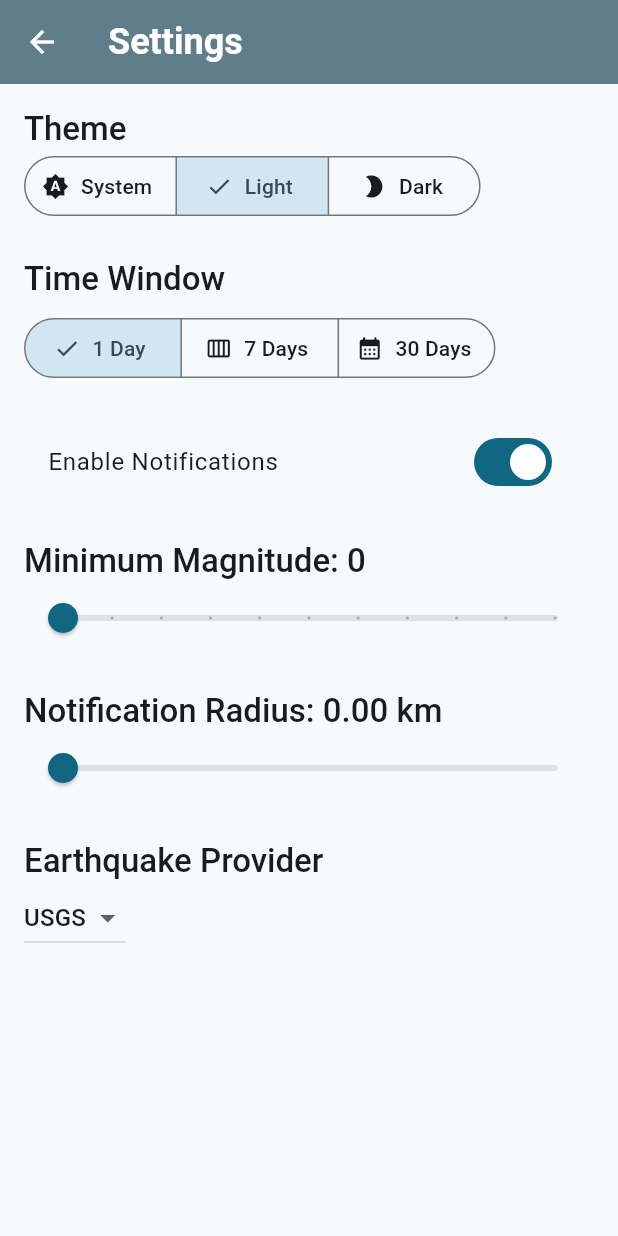
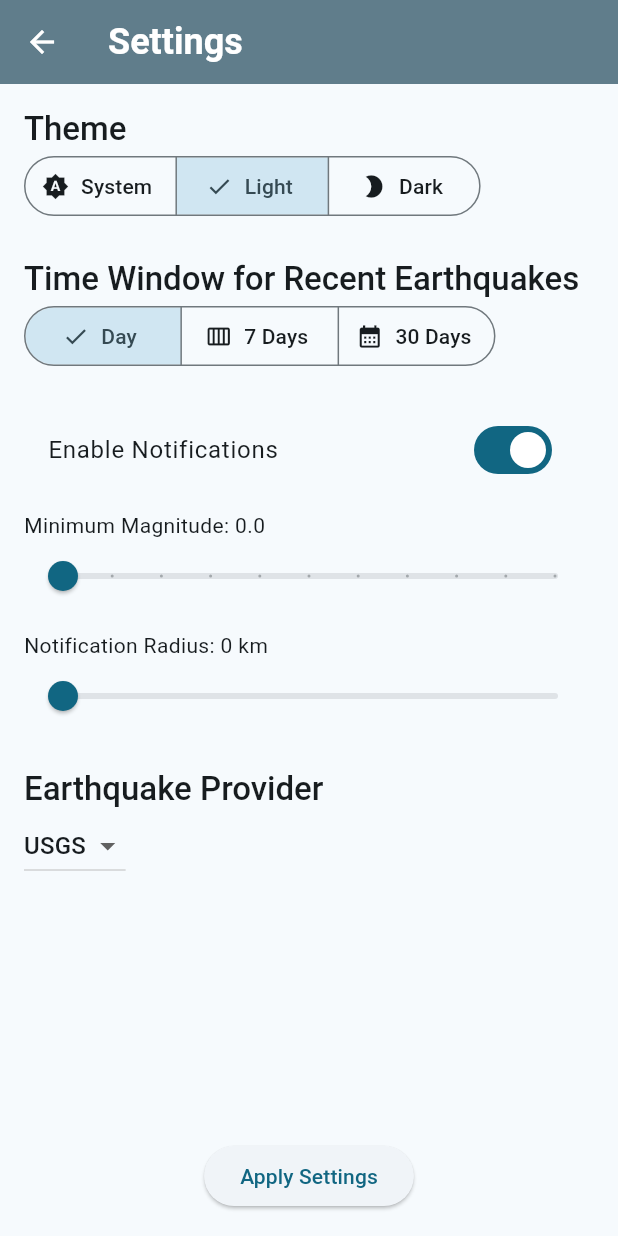
Before and after one commit to Donavin97/quake, a Flutter app: the SettingsScreen screen opened directly, after a tap on "Light", on a phone screen of 412 x 824 dp. Run offline on Flutter 3.47's test engine with Material 3 defaults, Android fonts, the phone set to English and light mode, and no system bars; our stand-ins replace cloud_firestore, dio, firebase_auth, firebase_core, firebase_crashlytics, firebase_messaging and 9 more; missing offline and left inert: dart_geohash, geohash_plus; accounts and stored records are empty.

Commit message:
Fix settings screen and apply button

```diff
--- a/lib/screens/settings_screen.dart
+++ b/lib/screens/settings_screen.dart
@@ -6,8 +6,46 @@ import 'package:provider/provider.dart';
 import '../models/time_window.dart';
 import '../providers/settings_provider.dart';
 
-class SettingsScreen extends StatelessWidget {
+class SettingsScreen extends StatefulWidget {
   const SettingsScreen({super.key});
+
+  @override
+  State<SettingsScreen> createState() => _SettingsScreenState();
+}
+
+class _SettingsScreenState extends State<SettingsScreen> {
+  late ThemeMode _themeMode;
+  late TimeWindow _timeWindow;
+  late bool _notificationsEnabled;
+  late int _minMagnitude;
+  late double _radius;
+  late String _earthquakeProvider;
+
+  @override
+  void didChangeDependencies() {
+    super.didChangeDependencies();
+    final settings = Provider.of<SettingsProvider>(context, listen: false);
+    _themeMode = settings.themeMode;
+    _timeWindow = settings.timeWindow;
+    _notificationsEnabled = settings.notificationsEnabled;
+    _minMagnitude = settings.minMagnitude;
+    _radius = settings.radius;
+    _earthquakeProvider = settings.earthquakeProvider;
+  }
+
+  void _applySettings() {
+    final settings = Provider.of<SettingsProvider>(context, listen: false);
+    settings.setThemeMode(_themeMode);
+    settings.setTimeWindow(_timeWindow);
+    settings.setNotificationsEnabled(_notificationsEnabled);
+    settings.setMinMagnitude(_minMagnitude);
+    settings.setRadius(_radius);
+    settings.setEarthquakeProvider(_earthquakeProvider);
+
+    ScaffoldMessenger.of(context).showSnackBar(
+      const SnackBar(content: Text('Settings Applied')),
+    );
+  }
 
   @override
   Widget build(BuildContext context) {
@@ -17,9 +55,7 @@ class SettingsScreen extends StatelessWidget {
       ),
       body: Padding(
         padding: const EdgeInsets.all(16.0),
-        child: Consumer<SettingsProvider>(
-          builder: (context, settings, child) {
-            return Column(
+        child: Column(
           crossAxisAlignment: CrossAxisAlignment.start,
           children: [
             Text(
@@ -36,7 +72,7 @@ class SettingsScreen extends StatelessWidget {
                 ButtonSegment(
                   value: ThemeMode.light,
                   label: Text('Light'),
-                      icon: Icon(Icons.brightness_5),
+                  icon: Icon(Icons.brightness_6),
                 ),
                 ButtonSegment(
                   value: ThemeMode.dark,
@@ -44,22 +80,23 @@ class SettingsScreen extends StatelessWidget {
                   icon: Icon(Icons.brightness_2),
                 ),
               ],
-                  selected: {settings.themeMode},
+              selected: {_themeMode},
               onSelectionChanged: (newSelection) {
-                    settings.setThemeMode(newSelection.first);
+                setState(() {
+                  _themeMode = newSelection.first;
+                });
               },
             ),
             const SizedBox(height: 24),
             Text(
-                  'Time Window',
+              'Time Window for Recent Earthquakes',
               style: Theme.of(context).textTheme.titleLarge,
             ),
-                const SizedBox(height: 8),
             SegmentedButton<TimeWindow>(
               segments: const [
                 ButtonSegment(
                   value: TimeWindow.day,
-                      label: Text('1 Day'),
+                  label: Text('Day'),
                   icon: Icon(Icons.today),
                 ),
                 ButtonSegment(
@@ -73,59 +110,67 @@ class SettingsScreen extends StatelessWidget {
                   icon: Icon(Icons.calendar_month),
                 ),
               ],
-                  selected: {settings.timeWindow},
+              selected: {_timeWindow},
               onSelectionChanged: (newSelection) {
-                    settings.setTimeWindow(newSelection.first);
+                setState(() {
+                  _timeWindow = newSelection.first;
+                });
               },
             ),
             const SizedBox(height: 24),
             SwitchListTile(
               title: const Text('Enable Notifications'),
-                    value: settings.notificationsEnabled,
+              value: _notificationsEnabled,
               onChanged: (value) {
-                      settings.setNotificationsEnabled(value);
-                    }),
-                if (settings.notificationsEnabled) ...[
-                  const SizedBox(height: 24),
-                  Text(
-                    'Minimum Magnitude: ${settings.minMagnitude.toString()}',
-                    style: Theme.of(context).textTheme.titleLarge,
+                setState(() {
+                  _notificationsEnabled = value;
+                });
+              },
             ),
+            if (_notificationsEnabled)
+              Column(
+                crossAxisAlignment: CrossAxisAlignment.start,
+                children: [
+                  const SizedBox(height: 12),
+                  Text('Minimum Magnitude: ${_minMagnitude.toStringAsFixed(1)}'),
                   Slider(
-                    value: settings.minMagnitude.toDouble(),
+                    value: _minMagnitude.toDouble(),
                     max: 10,
                     divisions: 10,
-                    label:
-                        'Magnitude ${settings.minMagnitude.toString()}${settings.minMagnitude == 10 ? '' : '+'}',
+                    label: _minMagnitude.toStringAsFixed(1),
                     onChanged: (value) {
-                      settings.setMinMagnitude(value.round());
+                      setState(() {
+                        _minMagnitude = value.toInt();
+                      });
                     },
                   ),
-                  const SizedBox(height: 24),
-                  Text(
-                    'Notification Radius: ${settings.radius.toStringAsFixed(2)} km',
-                    style: Theme.of(context).textTheme.titleLarge,
-                  ),
+                  const SizedBox(height: 12),
+                  Text('Notification Radius: ${_radius.round()} km'),
                   Slider(
-                    value: log(settings.radius + 1) / log(1001),
+                    value: log(_radius + 1) / log(20001),
                     divisions: 100,
-                    label: settings.radius.round().toString(),
+                    label: _radius.round().toString(),
                     onChanged: (value) {
-                      final radius = pow(1001, value) - 1;
-                      settings.setRadius(radius.toDouble());
+                      final radius = pow(20001, value) - 1;
+                      setState(() {
+                        _radius = radius.toDouble();
+                      });
                     },
                   ),
                 ],
+              ),
             const SizedBox(height: 24),
             Text(
               'Earthquake Provider',
               style: Theme.of(context).textTheme.titleLarge,
             ),
             DropdownButton<String>(
-                  value: settings.earthquakeProvider,
+              value: _earthquakeProvider,
               onChanged: (String? newValue) {
                 if (newValue != null) {
-                      settings.setEarthquakeProvider(newValue);
+                  setState(() {
+                    _earthquakeProvider = newValue;
+                  });
                 }
               },
               items: <String>['usgs', 'emsc', 'both']
@@ -136,9 +181,14 @@ class SettingsScreen extends StatelessWidget {
                 );
               }).toList(),
             ),
+            const Spacer(),
+            Center(
+              child: ElevatedButton(
+                onPressed: _applySettings,
+                child: const Text('Apply Settings'),
+              ),
+            )
           ],
-            );
-          },
         ),
       ),
     );
--- a/lib/screens/setup_screen.dart
+++ b/lib/screens/setup_screen.dart
@@ -108,31 +108,13 @@ class _SetupScreenState extends State<SetupScreen> {
       builder: (BuildContext context) {
         return AlertDialog(
           title: const Text('Sign In'),
-          content: Column(
-            mainAxisSize: MainAxisSize.min,
-            children: [
-              ElevatedButton.icon(
-                onPressed: () async {
-                  final authService = context.read<AuthService>();
-                  final messenger = ScaffoldMessenger.of(context);
-                  final navigator = Navigator.of(context);
-                  try {
-                    await authService.signInWithGoogle();
-                    navigator.pop();
-                    _nextStep();
-                  } catch (e) {
-                    messenger.showSnackBar(
-                      SnackBar(content: Text(e.toString())),
-                    );
-                  }
-                },
-                icon: Image.asset(
-                  'assets/google_logo.png',
-                  height: 24.0,
-                ),
-                label: const Text('Sign in with Google'),
-              ),
-            ],
+          content: SingleChildScrollView(
+            child: AuthForm(
+              onAuthSuccess: () {
+                Navigator.of(context).pop();
+                _nextStep();
+              },
+            ),
           ),
         );
       },
@@ -180,3 +162,124 @@ class _SetupScreenState extends State<SetupScreen> {
     );
   }
 }
+
+class AuthForm extends StatefulWidget {
+  final VoidCallback onAuthSuccess;
+
+  const AuthForm({super.key, required this.onAuthSuccess});
+
+  @override
+  State<AuthForm> createState() => _AuthFormState();
+}
+
+class _AuthFormState extends State<AuthForm> {
+  final _formKey = GlobalKey<FormState>();
+  bool _isLogin = true;
+  String _email = '';
+  String _password = '';
+  String? _error;
+
+  void _trySubmit() async {
+    final isValid = _formKey.currentState!.validate();
+    FocusScope.of(context).unfocus();
+
+    if (isValid) {
+      _formKey.currentState!.save();
+      final authService = context.read<AuthService>();
+      final messenger = ScaffoldMessenger.of(context);
+      try {
+        if (_isLogin) {
+          await authService.signInWithEmailAndPassword(_email, _password);
+        } else {
+          await authService.createUserWithEmailAndPassword(_email, _password);
+        }
+        widget.onAuthSuccess();
+      } catch (e) {
+        setState(() {
+          _error = e.toString();
+        });
+        messenger.showSnackBar(
+          SnackBar(content: Text(_error!)),
+        );
+      }
+    }
+  }
+
+  @override
+  Widget build(BuildContext context) {
+    return Form(
+      key: _formKey,
+      child: Column(
+        mainAxisSize: MainAxisSize.min,
+        children: <Widget>[
+          TextFormField(
+            key: const ValueKey('email'),
+            validator: (value) {
+              if (value!.isEmpty || !value.contains('@')) {
+                return 'Please enter a valid email address.';
+              }
+              return null;
+            },
+            onSaved: (value) {
+              _email = value!;
+            },
+            keyboardType: TextInputType.emailAddress,
+            decoration: const InputDecoration(
+              labelText: 'Email address',
+            ),
+          ),
+          TextFormField(
+            key: const ValueKey('password'),
+            validator: (value) {
+              if (value!.isEmpty || value.length < 7) {
+                return 'Password must be at least 7 characters long.';
+              }
+              return null;
+            },
+            onSaved: (value) {
+              _password = value!;
+            },
+            obscureText: true,
+            decoration: const InputDecoration(
+              labelText: 'Password',
+            ),
+          ),
+          const SizedBox(height: 12),
+          ElevatedButton(
+            onPressed: _trySubmit,
+            child: Text(_isLogin ? 'Login' : 'Signup'),
+          ),
+          TextButton(
+            child: Text(_isLogin ? 'Create new account' : 'I already have an account'),
+            onPressed: () {
+              setState(() {
+                _isLogin = !_isLogin;
+                _error = null;
+              });
+            },
+          ),
+          const Divider(),
+          ElevatedButton.icon(
+            onPressed: () async {
+              final authService = context.read<AuthService>();
+              final messenger = ScaffoldMessenger.of(context);
+              try {
+                await authService.signInWithGoogle();
+                widget.onAuthSuccess();
+              } catch (e) {
+                messenger.showSnackBar(
+                  SnackBar(content: Text(e.toString())),
+                );
+              }
+            },
+            icon: Image.asset(
+              'assets/google_logo.png',
+              height: 24.0,
+            ),
+            label: const Text('Sign in with Google'),
+          ),
+        ],
+      ),
+    );
+  }
+}
```
Lines whose indentation alone changed are shown as unchanged.
